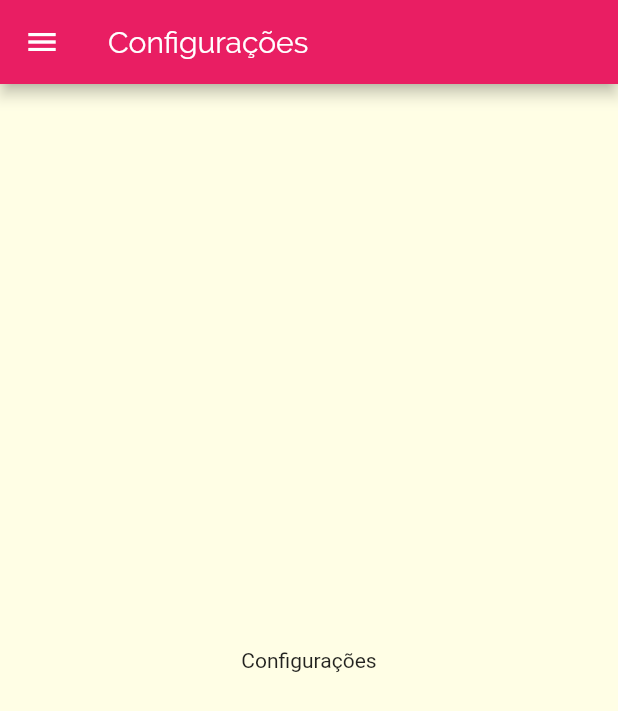
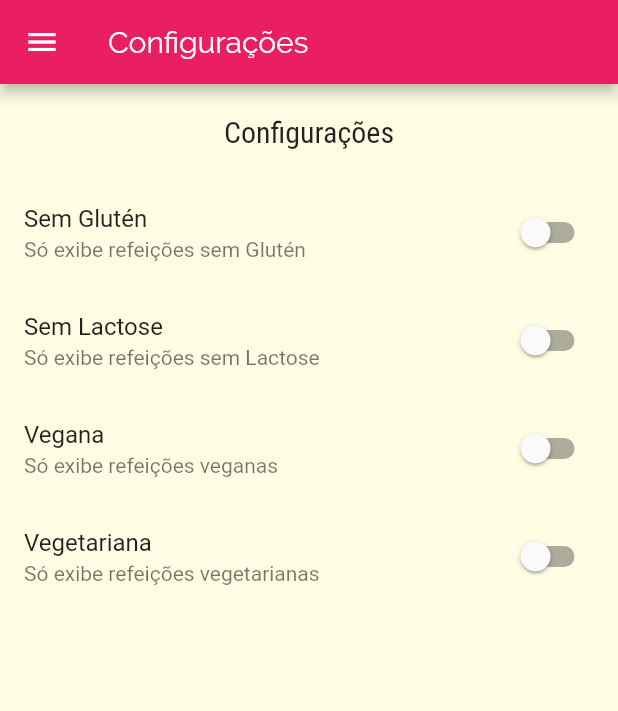
Before and after one commit to arthurdeoliveiraribeiro/meals, a Flutter app: the SettingsScreen screen opened by its route, on a phone screen of 412 x 824 dp. Shown: the top 711 px of the screen. Run offline on Flutter 3.47's test engine with Material 2 defaults, Android fonts, the phone set to English and light mode, and no system bars; network calls fail.

Commit message:
ultimo do dia

```diff
--- a/lib/main.dart
+++ b/lib/main.dart
@@ -5,9 +5,38 @@ import 'screens/categories_meals_screen.dart';
 import 'utils/app_routes.dart';
 import './screens/meal_detail_screen.dart';
 import 'screens/tabs_screen.dart';
+import 'models/meal.dart';
+import 'data/dummy_data.dart';
+import 'models/settings.dart';
 void main() => runApp(MyApp());
 
-class MyApp extends StatelessWidget {
+class MyApp extends StatefulWidget {
+  @override
+  _MyAppState createState() => _MyAppState();
+}
+
+class _MyAppState extends State<MyApp> {
+
+  List<Meal> _availableMeals = DUMMY_MEALS;
+
+  void _filterMeals(Settings settings){
+    setState(() {
+      _availableMeals = DUMMY_MEALS.where((meal){
+        final filterGluten = settings.isGlutenFree && meal.isGlutenFree;
+        final filterLactose = settings.isLactoseFree && meal.isLactoseFree;
+        final filterVegan = settings.isVegan && meal.isVegan;
+        final filterVegetarian = settings.isVegetarian && meal.isVegetarian;
+        //Quando o filtro for verdadeiro quer dizer que a comida que não tiver isso some
+         return !filterGluten && !filterVegetarian && !filterVegan && !filterLactose;
+
+      }).toList();
+    });
+    //Função para filtrar
+  }
+
+
+
+
   @override
   Widget build(BuildContext context) {
     return MaterialApp(
@@ -27,9 +56,9 @@ class MyApp extends StatelessWidget {
       //home: CategoriesScreen(),
       routes: {
         AppRoutes. HOME: (ctx) => TabsScreen(),
-        AppRoutes.CATEGORIES_MEALS: (ctx) => CategoriesMealsScreen(),
+        AppRoutes.CATEGORIES_MEALS: (ctx) => CategoriesMealsScreen(_availableMeals),
         AppRoutes.MEAL_DETAIL: (ctx) => MealDetailScreen(),
-        AppRoutes.SETTINGS:(ctx) => SettingsScreen(),
+        AppRoutes.SETTINGS:(ctx) => SettingsScreen(_filterMeals),//chamei a função filtrar
 
 
 
--- a/lib/models/settings.dart
+++ b/lib/models/settings.dart
@@ -5,6 +5,9 @@ class Settings{
   bool isVegetarian;//
 
   Settings({
-
-  })
+    this.isGlutenFree = false,
+    this.isLactoseFree = false,
+    this.isVegan = false,
+    this.isVegetarian = false,
+  });
 }
--- a/lib/screens/categories_meals_screen.dart
+++ b/lib/screens/categories_meals_screen.dart
@@ -2,17 +2,24 @@
 import 'package:flutter/material.dart';
 import 'package:meals/components/meal_item.dart';
 import '../models/category.dart';
-import '../data/dummy_data.dart';
+
 import '../components/meal_item.dart';
+import '../models/meal.dart';
 
 class CategoriesMealsScreen extends StatelessWidget {
 
+
+
+
+  final List<Meal> meals;//lista de comidas
+
+  const CategoriesMealsScreen(this.meals);
 
   @override
   Widget build(BuildContext context) {
     final category = ModalRoute.of(context).settings.arguments as Category;
 
-    final categoryMeals = DUMMY_MEALS.where((meal) {
+    final categoryMeals = meals.where((meal) {
       //where filtrando
       return meal.categories.contains(category.id);
       //Se o id estive dentro dessa categoria vai retornar verdadeiro
--- a/lib/screens/meal_detail_screen.dart
+++ b/lib/screens/meal_detail_screen.dart
@@ -11,7 +11,7 @@ class MealDetailScreen extends StatelessWidget {
             ),
             child: Text(
               title,
-              style: Theme.of(context).textTheme.title,
+              style: Theme.of(context).textTheme.headline6,
             ),
           );
   }
--- a/lib/screens/settings_screens.dart
+++ b/lib/screens/settings_screens.dart
@@ -1,14 +1,94 @@
 import 'package:flutter/material.dart';
 import '../components/main_drawer.dart';
-class SettingsScreen extends StatelessWidget {
+import '../models/settings.dart';
+
+class SettingsScreen extends StatefulWidget {
+
+  final Function(Settings) onSettingsChanged;
+
+
+  const SettingsScreen(this.onSettingsChanged);
+
+  @override
+  _SettingsScreenState createState() => _SettingsScreenState();
+}
+
+class _SettingsScreenState extends State<SettingsScreen> {
+
+  var  settings = Settings();
+
+  Widget _createSwitch(
+    String title,
+    String subtitle,
+    bool value,
+    Function (bool)onChagend,
+  ) {
+    //Para não criar em cada coisa eu crio um metodo para agilizar
+
+    return SwitchListTile.adaptive(
+      title: Text(title),
+      subtitle: Text(subtitle),
+      value: value,
+      onChanged: (value){
+        onChagend(value);
+        widget.onSettingsChanged(settings);
+      }
+    );
+  }
+
   @override
   Widget build(BuildContext context) {
     return Scaffold(
-      appBar: AppBar(
-        title: Text('Configurações'),
-      ),
-      drawer: MainDrawer(),//para voltar para tela
-      body: Center(child: Text('Configurações'),),
-    );
+        appBar: AppBar(
+          title: Text('Configurações'),
+        ),
+        drawer: MainDrawer(), //para voltar para tela
+        body: Column(
+          children: <Widget>[
+            Container(
+              padding: EdgeInsets.all(20),
+              child: Text(
+                'Configurações',
+                style: Theme.of(context).textTheme.headline6,
+              ),
+            ),
+            Expanded(
+              child: ListView(
+              children: <Widget>[
+                _createSwitch(
+                  'Sem Glutén',
+                  'Só exibe refeições sem Glutén',
+                  settings.isGlutenFree,
+                  (value) => setState(() => settings.isGlutenFree = value) ,
+                  // Para dizer que é sem as coisas a tela de configuração fala o que é sem
+                ),
+                _createSwitch(
+                  'Sem Lactose',
+                  'Só exibe refeições sem Lactose',
+                  settings.isLactoseFree,
+                  (value) => setState(() => settings.isLactoseFree = value) ,
+                  // Para dizer que é sem as coisas a tela de configuração fala o que é sem
+                ),
+                _createSwitch(
+                  'Vegana',
+                  'Só exibe refeições veganas',
+                  settings.isVegan,
+                  //Muda de false para true
+                  (value) => setState(() => settings.isVegan = value) ,
+                  // Para dizer que é sem as coisas a tela de configuração fala o que é sem
+                ),
+                _createSwitch(
+                  'Vegetariana',
+                  'Só exibe refeições vegetarianas',
+                  settings.isVegetarian,
+                  (value) => setState(() => settings.isVegetarian = value) ,
+                  // Para dizer que é sem as coisas a tela de configuração fala o que é sem
+                ),
+              ],
+              )
+            )
+          ],
+        )
+      );
   }
 }
```
